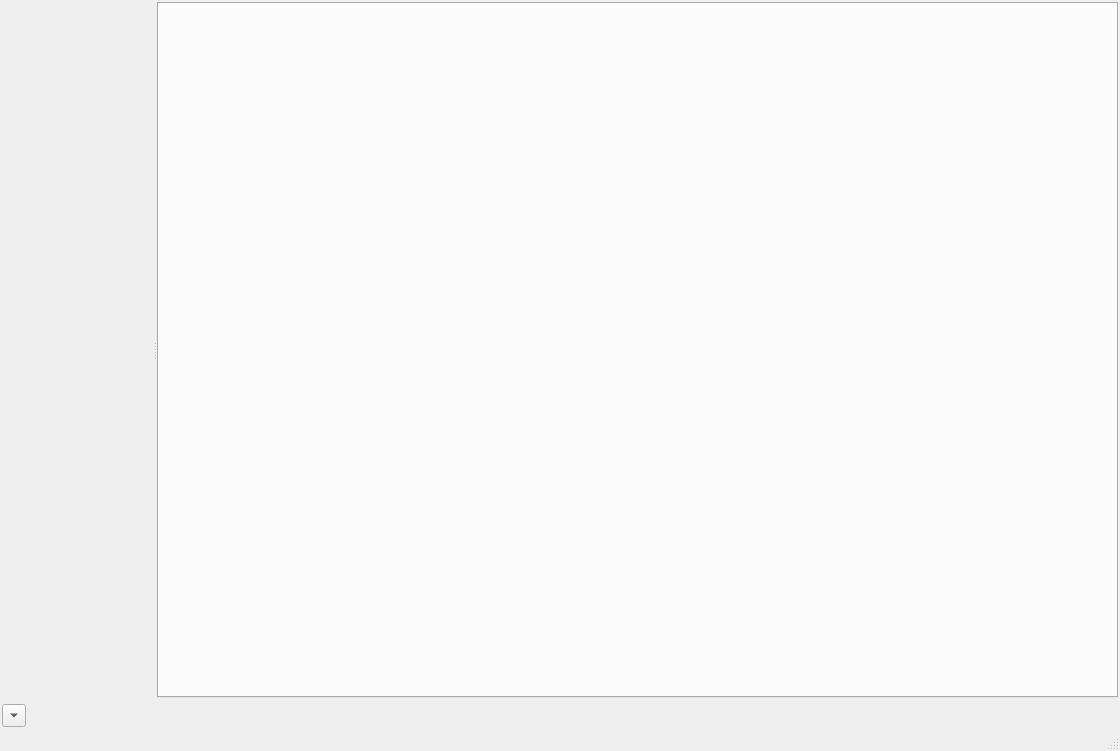
The window that glue/qt/ui/glue_application.ui (glue-viz/glue) describes before a commit, drawn with Qt 5.
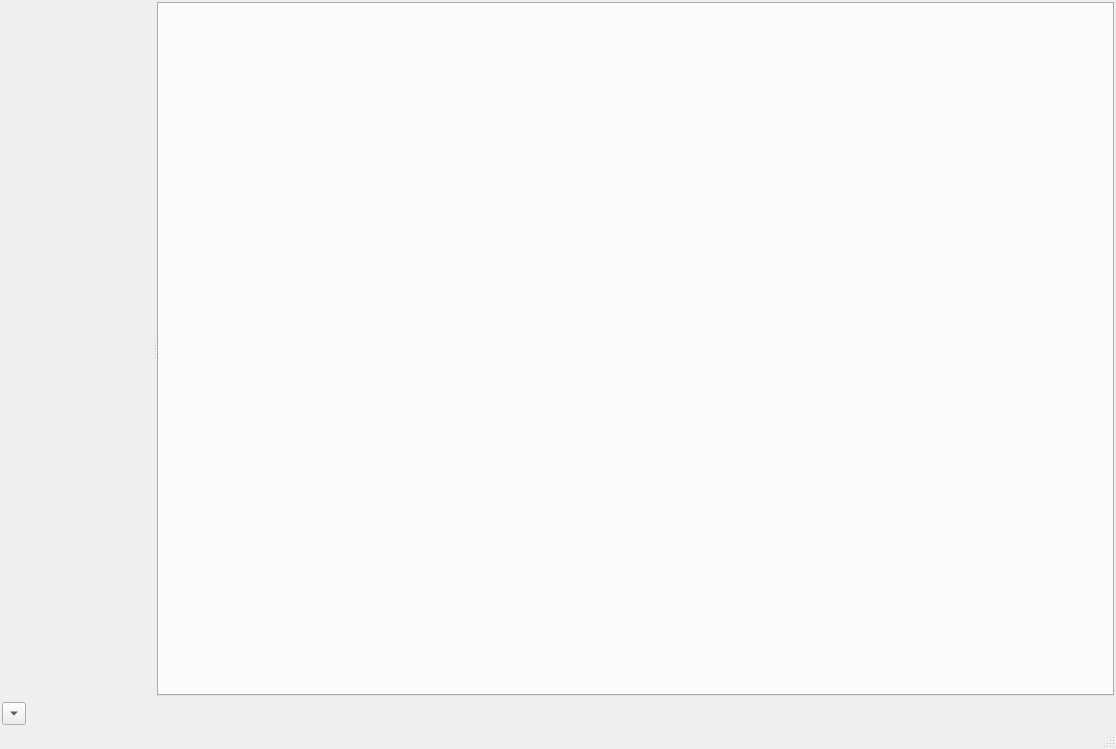
The same window after the commit. Custom widgets are drawn as their Qt base class.

Commit message: tooltip for terminal toggle

```diff
--- a/glue/qt/ui/glue_application.ui
+++ b/glue/qt/ui/glue_application.ui
@@ -6,8 +6,8 @@
    <rect>
     <x>0</x>
     <y>0</y>
-    <width>1120</width>
-    <height>751</height>
+    <width>1116</width>
+    <height>749</height>
    </rect>
   </property>
   <property name="windowTitle">
@@ -76,6 +76,15 @@
     </item>
     <item>
      <widget class="QToolButton" name="terminal_button">
+      <property name="toolTip">
+       <string>Terminal window</string>
+      </property>
+      <property name="statusTip">
+       <string>show or hide the python terminal</string>
+      </property>
+      <property name="layoutDirection">
+       <enum>Qt::LeftToRight</enum>
+      </property>
       <property name="text">
        <string>...</string>
       </property>
```
Left out of the diff: 3 changed lines with no effect on the pictures.
